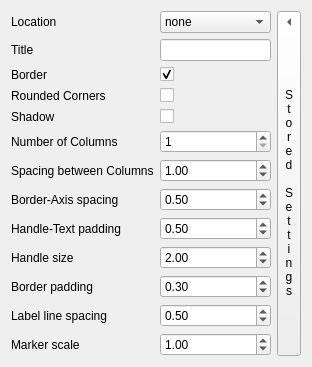
Before: the Qt Designer form src/ui/Ui_ScatterPlotLegend.ui in bbreslauer/PySciPlot, drawn with Qt 5.
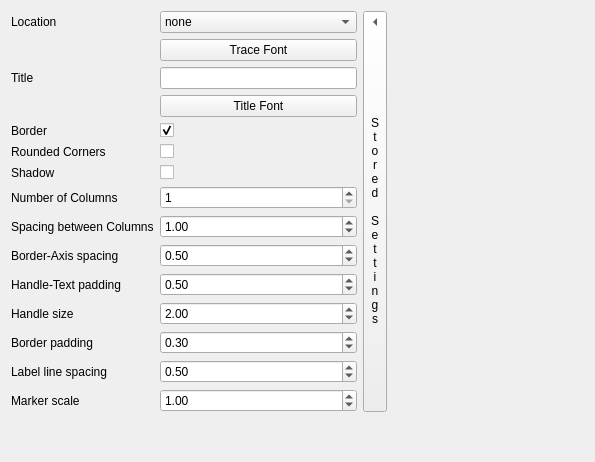
After: the same form once the commit is applied. Custom widgets are drawn as their Qt base class.

Commit message: Added fonts to legends (#13).

```diff
--- a/src/ui/Ui_ScatterPlotLegend.ui
+++ b/src/ui/Ui_ScatterPlotLegend.ui
@@ -6,22 +6,22 @@
    <rect>
     <x>0</x>
     <y>0</y>
-    <width>312</width>
-    <height>329</height>
+    <width>595</width>
+    <height>462</height>
    </rect>
   </property>
   <property name="windowTitle">
    <string>Form</string>
   </property>
   <layout class="QGridLayout" name="gridLayout">
-   <item row="0" column="0">
+   <item row="0" column="1">
     <widget class="QLabel" name="label">
      <property name="text">
       <string>Location</string>
      </property>
     </widget>
    </item>
-   <item row="0" column="1">
+   <item row="0" column="2">
     <widget class="QComboBox" name="loc">
      <item>
       <property name="text">
@@ -85,24 +85,24 @@
      </item>
     </widget>
    </item>
-   <item row="1" column="0">
+   <item row="2" column="1">
     <widget class="QLabel" name="label_2">
      <property name="text">
       <string>Title</string>
      </property>
     </widget>
    </item>
-   <item row="1" column="1">
+   <item row="2" column="2">
     <widget class="QLineEdit" name="title"/>
    </item>
-   <item row="2" column="0">
+   <item row="4" column="1">
     <widget class="QLabel" name="label_3">
      <property name="text">
       <string>Border</string>
      </property>
     </widget>
    </item>
-   <item row="2" column="1">
+   <item row="4" column="2">
     <widget class="QCheckBox" name="frameon">
      <property name="text">
       <string/>
@@ -112,42 +112,42 @@
      </property>
     </widget>
    </item>
-   <item row="3" column="0">
+   <item row="5" column="1">
     <widget class="QLabel" name="label_5">
      <property name="text">
       <string>Rounded Corners</string>
      </property>
     </widget>
    </item>
-   <item row="3" column="1">
+   <item row="5" column="2">
     <widget class="QCheckBox" name="fancybox">
      <property name="text">
       <string/>
      </property>
     </widget>
    </item>
-   <item row="4" column="0">
+   <item row="6" column="1">
     <widget class="QLabel" name="label_4">
      <property name="text">
       <string>Shadow</string>
      </property>
     </widget>
    </item>
-   <item row="4" column="1">
+   <item row="6" column="2">
     <widget class="QCheckBox" name="shadow">
      <property name="text">
       <string/>
      </property>
     </widget>
    </item>
-   <item row="5" column="0">
+   <item row="7" column="1">
     <widget class="QLabel" name="label_6">
      <property name="text">
       <string>Number of Columns</string>
      </property>
     </widget>
    </item>
-   <item row="5" column="1">
+   <item row="7" column="2">
     <widget class="QSpinBox" name="ncol">
      <property name="minimum">
       <number>1</number>
@@ -157,14 +157,14 @@
      </property>
     </widget>
    </item>
-   <item row="6" column="0">
+   <item row="8" column="1">
     <widget class="QLabel" name="label_7">
      <property name="text">
       <string>Spacing between Columns</string>
      </property>
     </widget>
    </item>
-   <item row="6" column="1">
+   <item row="8" column="2">
     <widget class="QDoubleSpinBox" name="columnspacing">
      <property name="maximum">
       <double>10.000000000000000</double>
@@ -174,14 +174,14 @@
      </property>
     </widget>
    </item>
-   <item row="7" column="0">
+   <item row="9" column="1">
     <widget class="QLabel" name="label_8">
      <property name="text">
       <string>Border-Axis spacing</string>
      </property>
     </widget>
    </item>
-   <item row="7" column="1">
+   <item row="9" column="2">
     <widget class="QDoubleSpinBox" name="borderaxespad">
      <property name="maximum">
       <double>10.000000000000000</double>
@@ -191,14 +191,14 @@
      </property>
     </widget>
    </item>
-   <item row="8" column="0">
+   <item row="10" column="1">
     <widget class="QLabel" name="label_9">
      <property name="text">
       <string>Handle-Text padding</string>
      </property>
     </widget>
    </item>
-   <item row="8" column="1">
+   <item row="10" column="2">
     <widget class="QDoubleSpinBox" name="handletextpad">
      <property name="maximum">
       <double>10.000000000000000</double>
@@ -208,14 +208,14 @@
      </property>
     </widget>
    </item>
-   <item row="9" column="0">
+   <item row="11" column="1">
     <widget class="QLabel" name="label_10">
      <property name="text">
       <string>Handle size</string>
      </property>
     </widget>
    </item>
-   <item row="9" column="1">
+   <item row="11" column="2">
     <widget class="QDoubleSpinBox" name="handlelength">
      <property name="maximum">
       <double>20.000000000000000</double>
@@ -225,14 +225,14 @@
      </property>
     </widget>
    </item>
-   <item row="10" column="0">
+   <item row="12" column="1">
     <widget class="QLabel" name="label_11">
      <property name="text">
       <string>Border padding</string>
      </property>
     </widget>
    </item>
-   <item row="10" column="1">
+   <item row="12" column="2">
     <widget class="QDoubleSpinBox" name="borderpad">
      <property name="maximum">
       <double>10.000000000000000</double>
@@ -242,14 +242,14 @@
      </property>
     </widget>
    </item>
-   <item row="11" column="0">
+   <item row="13" column="1">
     <widget class="QLabel" name="label_12">
      <property name="text">
       <string>Label line spacing</string>
      </property>
     </widget>
    </item>
-   <item row="11" column="1">
+   <item row="13" column="2">
     <widget class="QDoubleSpinBox" name="labelspacing">
      <property name="maximum">
       <double>10.000000000000000</double>
@@ -259,14 +259,14 @@
      </property>
     </widget>
    </item>
-   <item row="12" column="0">
+   <item row="14" column="1">
     <widget class="QLabel" name="label_13">
      <property name="text">
       <string>Marker scale</string>
      </property>
     </widget>
    </item>
-   <item row="12" column="1">
+   <item row="14" column="2">
     <widget class="QDoubleSpinBox" name="markerscale">
      <property name="maximum">
       <double>10.000000000000000</double>
@@ -276,7 +276,7 @@
      </property>
     </widget>
    </item>
-   <item row="0" column="2" rowspan="13">
+   <item row="0" column="3" rowspan="15">
     <widget class="QStoredSettingsButton" name="storedSettingsButton">
      <property name="sizePolicy">
       <sizepolicy hsizetype="Fixed" vsizetype="Expanding">
@@ -315,6 +315,46 @@
      </property>
     </widget>
    </item>
+   <item row="0" column="4">
+    <spacer name="horizontalSpacer">
+     <property name="orientation">
+      <enum>Qt::Horizontal</enum>
+     </property>
+     <property name="sizeHint" stdset="0">
+      <size>
+       <width>40</width>
+       <height>20</height>
+      </size>
+     </property>
+    </spacer>
+   </item>
+   <item row="15" column="2">
+    <spacer name="verticalSpacer">
+     <property name="orientation">
+      <enum>Qt::Vertical</enum>
+     </property>
+     <property name="sizeHint" stdset="0">
+      <size>
+       <width>20</width>
+       <height>40</height>
+      </size>
+     </property>
+    </spacer>
+   </item>
+   <item row="1" column="2">
+    <widget class="QTextOptionsButton" name="font">
+     <property name="text">
+      <string>Trace Font</string>
+     </property>
+    </widget>
+   </item>
+   <item row="3" column="2">
+    <widget class="QTextOptionsButton" name="titleFont">
+     <property name="text">
+      <string>Title Font</string>
+     </property>
+    </widget>
+   </item>
   </layout>
  </widget>
  <customwidgets>
@@ -326,6 +366,14 @@
     <slot>toggleWidget()</slot>
    </slots>
   </customwidget>
+  <customwidget>
+   <class>QTextOptionsButton</class>
+   <extends>QPushButton</extends>
+   <header>gui/QTextOptionsButton</header>
+   <slots>
+    <slot>showTextOptionsWidget()</slot>
+   </slots>
+  </customwidget>
  </customwidgets>
  <resources/>
  <connections>
```
Left out of the diff: 48 changed lines with no effect on the pictures. The commit also changes 2 other files.
